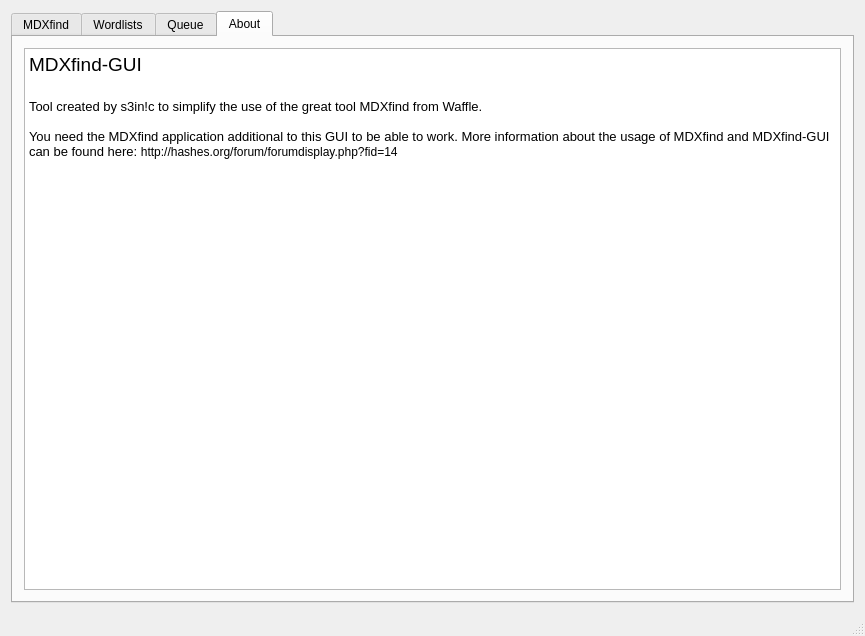
First picture: the form in start.ui, repository s3inlc/mdxfind-gui, before the edit.
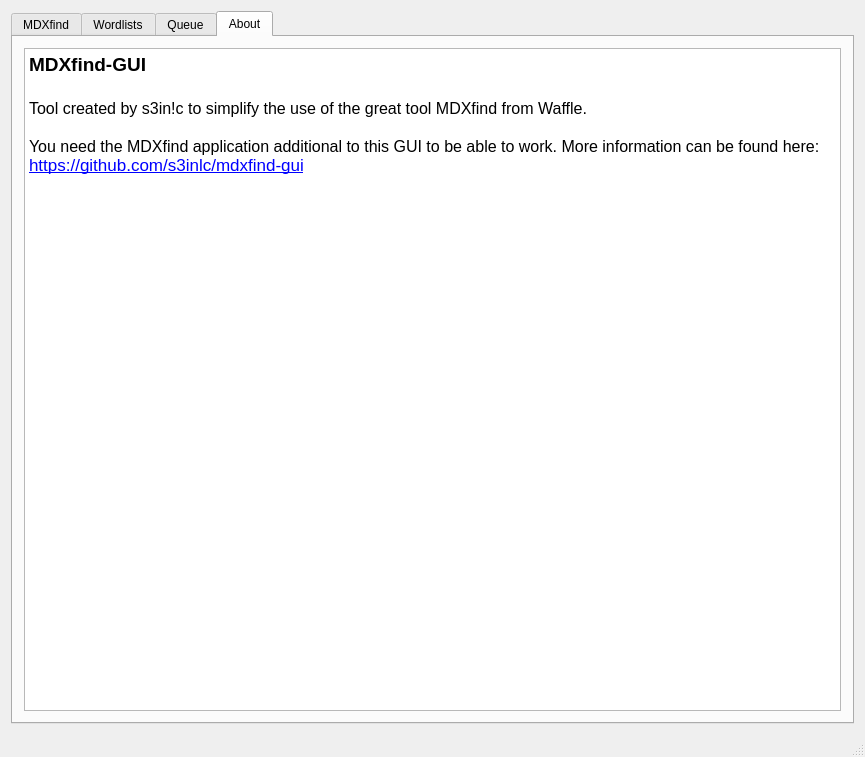
Second picture: the form after the edit. The open tabs and pages were chosen to show the change.

Commit message:
added queue functionality
Programm is not very stable at the moment, needs some more testing.

What changed in the file:
```diff
--- a/start.ui
+++ b/start.ui
@@ -7,7 +7,7 @@
     <x>0</x>
     <y>0</y>
     <width>865</width>
-    <height>636</height>
+    <height>757</height>
    </rect>
   </property>
   <property name="windowTitle">
@@ -751,12 +751,12 @@
            <string>&lt;!DOCTYPE HTML PUBLIC &quot;-//W3C//DTD HTML 4.0//EN&quot; &quot;http://www.w3.org/TR/REC-html40/strict.dtd&quot;&gt;
 &lt;html&gt;&lt;head&gt;&lt;meta name=&quot;qrichtext&quot; content=&quot;1&quot; /&gt;&lt;style type=&quot;text/css&quot;&gt;
 p, li { white-space: pre-wrap; }
-&lt;/style&gt;&lt;/head&gt;&lt;body style=&quot; font-family:'Sans Serif'; font-size:9pt; font-weight:400; font-style:normal;&quot;&gt;
-&lt;p style=&quot; margin-top:0px; margin-bottom:0px; margin-left:0px; margin-right:0px; -qt-block-indent:0; text-indent:0px;&quot;&gt;&lt;span style=&quot; font-size:14pt;&quot;&gt;MDXfind-GUI&lt;/span&gt;&lt;/p&gt;
-&lt;p style=&quot;-qt-paragraph-type:empty; margin-top:0px; margin-bottom:0px; margin-left:0px; margin-right:0px; -qt-block-indent:0; text-indent:0px; font-size:14pt;&quot;&gt;&lt;br /&gt;&lt;/p&gt;
-&lt;p style=&quot; margin-top:0px; margin-bottom:0px; margin-left:0px; margin-right:0px; -qt-block-indent:0; text-indent:0px;&quot;&gt;&lt;span style=&quot; font-size:10pt;&quot;&gt;Tool created by s3in!c to simplify the use of the great tool MDXfind from Waffle.&lt;/span&gt;&lt;/p&gt;
-&lt;p style=&quot;-qt-paragraph-type:empty; margin-top:0px; margin-bottom:0px; margin-left:0px; margin-right:0px; -qt-block-indent:0; text-indent:0px; font-size:10pt;&quot;&gt;&lt;br /&gt;&lt;/p&gt;
-&lt;p style=&quot; margin-top:0px; margin-bottom:0px; margin-left:0px; margin-right:0px; -qt-block-indent:0; text-indent:0px;&quot;&gt;&lt;span style=&quot; font-size:10pt;&quot;&gt;You need the MDXfind application additional to this GUI to be able to work. More information about the usage of MDXfind and MDXfind-GUI can be found here: &lt;/span&gt;http://hashes.org/forum/forumdisplay.php?fid=14&lt;/p&gt;&lt;/body&gt;&lt;/html&gt;</string>
+&lt;/style&gt;&lt;/head&gt;&lt;body style=&quot; font-family:'.Helvetica Neue DeskInterface'; font-size:13pt; font-weight:400; font-style:normal;&quot;&gt;
+&lt;p style=&quot; margin-top:0px; margin-bottom:0px; margin-left:0px; margin-right:0px; -qt-block-indent:0; text-indent:0px;&quot;&gt;&lt;span style=&quot; font-family:'Sans Serif'; font-size:14pt; font-weight:600;&quot;&gt;MDXfind-GUI&lt;/span&gt;&lt;/p&gt;
+&lt;p style=&quot;-qt-paragraph-type:empty; margin-top:0px; margin-bottom:0px; margin-left:0px; margin-right:0px; -qt-block-indent:0; text-indent:0px; font-family:'Sans Serif'; font-size:14pt;&quot;&gt;&lt;br /&gt;&lt;/p&gt;
+&lt;p style=&quot; margin-top:0px; margin-bottom:0px; margin-left:0px; margin-right:0px; -qt-block-indent:0; text-indent:0px;&quot;&gt;&lt;span style=&quot; font-family:'Sans Serif'; font-size:12pt;&quot;&gt;Tool created by s3in!c to simplify the use of the great tool MDXfind from Waffle.&lt;/span&gt;&lt;/p&gt;
+&lt;p style=&quot;-qt-paragraph-type:empty; margin-top:0px; margin-bottom:0px; margin-left:0px; margin-right:0px; -qt-block-indent:0; text-indent:0px; font-family:'Sans Serif'; font-size:12pt;&quot;&gt;&lt;br /&gt;&lt;/p&gt;
+&lt;p style=&quot; margin-top:0px; margin-bottom:0px; margin-left:0px; margin-right:0px; -qt-block-indent:0; text-indent:0px;&quot;&gt;&lt;span style=&quot; font-family:'Sans Serif'; font-size:12pt;&quot;&gt;You need the MDXfind application additional to this GUI to be able to work. More information can be found here: &lt;/span&gt;&lt;a href=&quot;https://github.com/s3inlc/mdxfind-gui&quot;&gt;&lt;span style=&quot; text-decoration: underline; color:#0000ff;&quot;&gt;https://github.com/s3inlc/mdxfind-gui&lt;/span&gt;&lt;/a&gt;&lt;/p&gt;&lt;/body&gt;&lt;/html&gt;</string>
           </property>
          </widget>
         </item>
```
Left out of the diff: 4 changed lines with no effect on the pictures. The commit also changes 2 other files.
